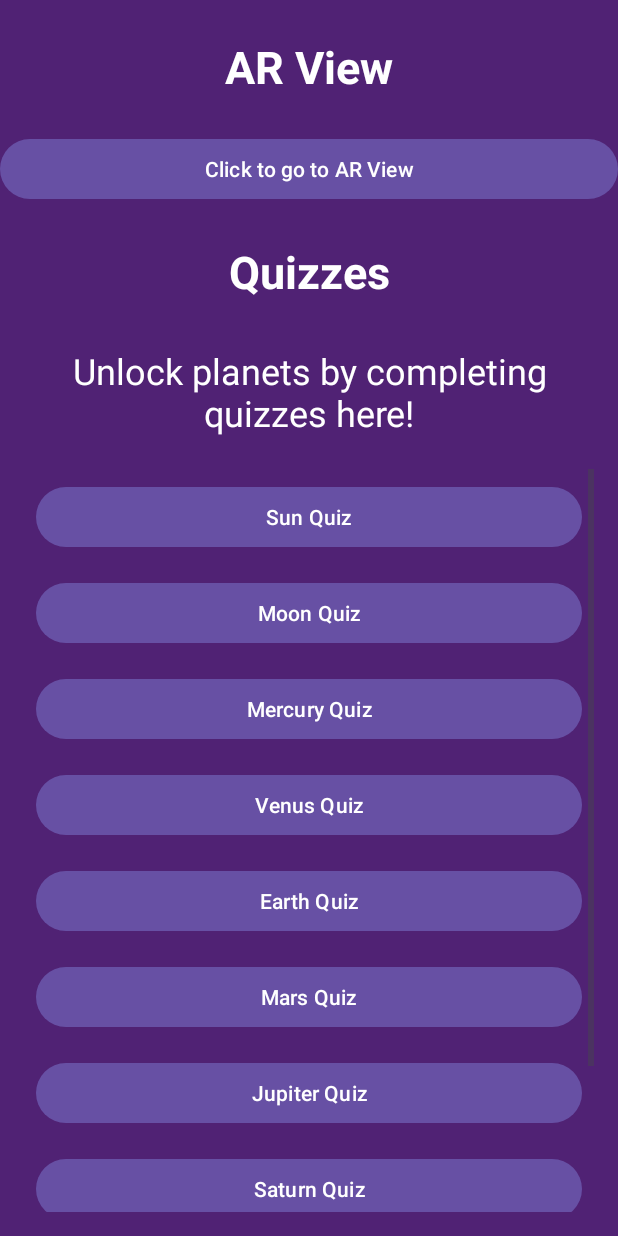
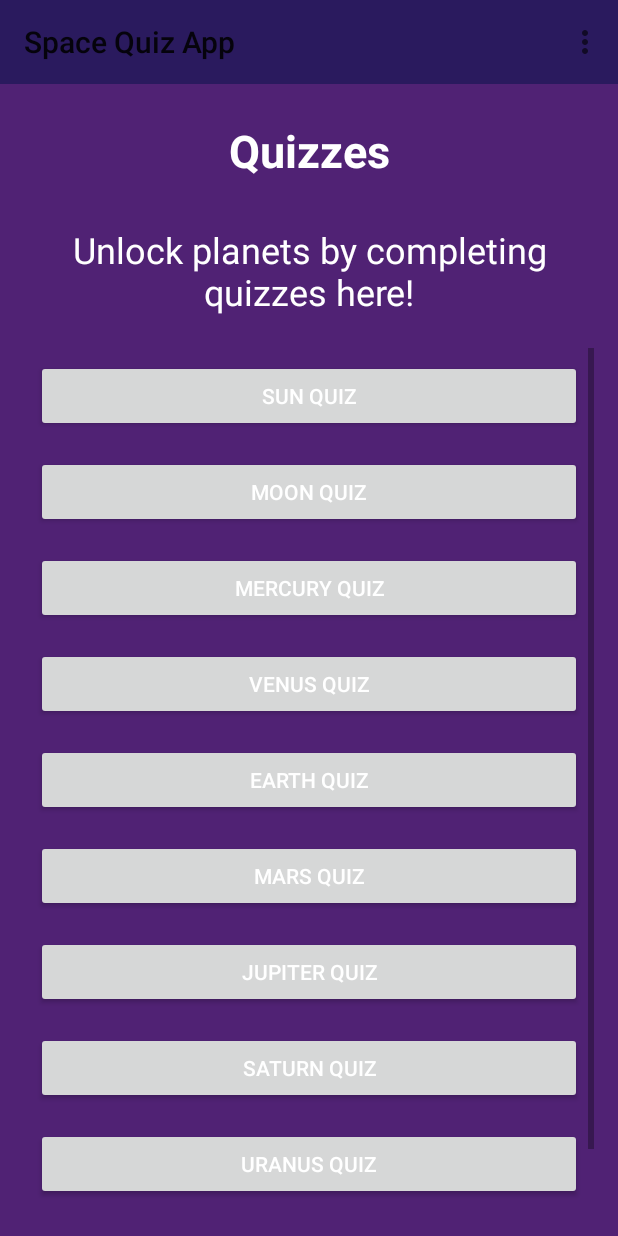
Before and after one commit to amberhogarth/Space_Quiz_App, an Android app: the QuizActivity screen opened directly, with no data from a screen before it, on a phone screen of 412 x 824 dp. Run offline under Robolectric (Android 15) with nearby library versions, the phone set to English and light mode, and no system bars; our stand-ins replace Room's generated code.

Commit message:
Add ARActivity with design file, separate QuizActivity from ARActivity, add menu

```diff
--- a/app/src/main/AndroidManifest.xml
+++ b/app/src/main/AndroidManifest.xml
@@ -13,7 +13,7 @@
         android:theme="@style/Theme.SpaceQuizApp"
         tools:targetApi="31">
         <activity
-            android:name=".needed.MainActivity"
+            android:name=".main.MainActivity"
             android:exported="true">
             <intent-filter>
                 <action android:name="android.intent.action.MAIN" />
@@ -21,7 +21,8 @@
                 <category android:name="android.intent.category.LAUNCHER" />
             </intent-filter>
         </activity>
-        <activity android:name=".needed.QuizActivity" />
+        <activity android:name=".main.QuizActivity" />
+        <activity android:name=".main.ARActivity" />
     </application>
 
 </manifest>
--- a/app/src/main/java/au/edu/jcu/spacequizapp/needed/AppDatabase.kt
+++ b/app/src/main/java/au/edu/jcu/spacequizapp/main/AppDatabase.kt
@@ -1,4 +1,4 @@
-package au.edu.jcu.spacequizapp.needed
+package au.edu.jcu.spacequizapp.main
 
 import android.content.Context
 import androidx.room.Database
--- a/app/src/main/java/au/edu/jcu/spacequizapp/needed/MainActivity.kt
+++ b/app/src/main/java/au/edu/jcu/spacequizapp/main/MainActivity.kt
@@ -1,4 +1,4 @@
-package au.edu.jcu.spacequizapp.needed
+package au.edu.jcu.spacequizapp.main
 
 import android.content.Intent
 import android.os.Bundle
--- a/app/src/main/java/au/edu/jcu/spacequizapp/needed/Question.kt
+++ b/app/src/main/java/au/edu/jcu/spacequizapp/main/Question.kt
@@ -1,4 +1,4 @@
-package au.edu.jcu.spacequizapp.needed
+package au.edu.jcu.spacequizapp.main
 
 import androidx.room.Entity
 import androidx.room.ForeignKey
--- a/app/src/main/java/au/edu/jcu/spacequizapp/needed/QuestionDao.kt
+++ b/app/src/main/java/au/edu/jcu/spacequizapp/main/QuestionDao.kt
@@ -1,4 +1,4 @@
-package au.edu.jcu.spacequizapp.needed
+package au.edu.jcu.spacequizapp.main
 
 import androidx.room.Dao
 import androidx.room.Insert
--- a/app/src/main/java/au/edu/jcu/spacequizapp/needed/Quiz.kt
+++ b/app/src/main/java/au/edu/jcu/spacequizapp/main/Quiz.kt
@@ -1,4 +1,4 @@
-package au.edu.jcu.spacequizapp.needed
+package au.edu.jcu.spacequizapp.main
 
 import androidx.room.Entity
 import androidx.room.PrimaryKey
--- a/app/src/main/java/au/edu/jcu/spacequizapp/needed/QuizActivity.kt
+++ b/app/src/main/java/au/edu/jcu/spacequizapp/main/QuizActivity.kt
@@ -1,9 +1,13 @@
-package au.edu.jcu.spacequizapp.needed
+package au.edu.jcu.spacequizapp.main
 
+import android.content.Intent
 import android.os.Bundle
 import android.util.Log
 import android.view.LayoutInflater
+import android.view.Menu
+import android.view.MenuItem
 import android.widget.Button
+import androidx.appcompat.widget.Toolbar
 import androidx.appcompat.app.AppCompatActivity
 import au.edu.jcu.spacequizapp.R
 import au.edu.jcu.spacequizapp.databinding.ActivityQuizBinding
@@ -30,6 +34,30 @@ class QuizActivity : AppCompatActivity() {
                 setupQuizButtons(quizzes)
             }
         }
+
+        // Link the Toolbar
+        val toolbar: Toolbar = findViewById(R.id.toolbar)
+        setSupportActionBar(toolbar) // Set as the ActionBar
+    }
+
+    override fun onCreateOptionsMenu(menu: Menu?): Boolean {
+        menuInflater.inflate(R.menu.menu_main, menu)
+        return true
+    }
+
+    override fun onOptionsItemSelected(item: MenuItem): Boolean {
+        when (item.itemId) {
+            R.id.action_quizzes -> {
+                // You are already in QuizActivity, so no action needed
+                return true
+            }
+            R.id.action_ar -> {
+                val intent = Intent(this, ARActivity::class.java)
+                startActivity(intent)
+                return true
+            }
+        }
+        return super.onOptionsItemSelected(item)
     }
 
 private fun setupQuizButtons(quizzes: List<Quiz>) {
--- a/app/src/main/java/au/edu/jcu/spacequizapp/needed/QuizAdapter.kt
+++ b/app/src/main/java/au/edu/jcu/spacequizapp/main/QuizAdapter.kt
@@ -1,4 +1,4 @@
-package au.edu.jcu.spacequizapp.needed
+package au.edu.jcu.spacequizapp.main
 
 import android.view.LayoutInflater
 import android.view.View
--- a/app/src/main/java/au/edu/jcu/spacequizapp/needed/QuizDao.kt
+++ b/app/src/main/java/au/edu/jcu/spacequizapp/main/QuizDao.kt
@@ -1,11 +1,9 @@
-package au.edu.jcu.spacequizapp.needed
+package au.edu.jcu.spacequizapp.main
 
 import androidx.room.Dao
 import androidx.room.Insert
 import androidx.room.OnConflictStrategy
 import androidx.room.Query
-import au.edu.jcu.spacequizapp.needed.Quiz
-import kotlinx.coroutines.flow.Flow
 
 @Dao
 interface QuizDao {
--- a/app/src/main/java/au/edu/jcu/spacequizapp/needed/QuizFragment.kt
+++ b/app/src/main/java/au/edu/jcu/spacequizapp/main/QuizFragment.kt
@@ -1,4 +1,4 @@
-package au.edu.jcu.spacequizapp.needed
+package au.edu.jcu.spacequizapp.main
 
 import android.os.Bundle
 import android.view.LayoutInflater
@@ -8,7 +8,6 @@ import android.widget.Button
 import android.widget.TextView
 import android.widget.Toast
 import androidx.fragment.app.Fragment
-import au.edu.jcu.spacequizapp.R
 import au.edu.jcu.spacequizapp.databinding.FragmentQuizBinding
 import kotlinx.coroutines.CoroutineScope
 import kotlinx.coroutines.Dispatchers
--- a/app/src/main/res/layout/activity_main.xml
+++ b/app/src/main/res/layout/activity_main.xml
@@ -6,7 +6,7 @@
     android:background="#604890"
     android:gravity="center"
     android:orientation="vertical"
-    tools:context=".needed.MainActivity">
+    tools:context=".main.MainActivity">
 
     <ImageView
         android:layout_width="200dp"
--- a/app/src/main/res/layout/activity_quiz.xml
+++ b/app/src/main/res/layout/activity_quiz.xml
@@ -5,24 +5,12 @@
     android:orientation="vertical"
     android:background="@color/blue_purple">
 
-
-    <TextView
+    <androidx.appcompat.widget.Toolbar
+        android:id="@+id/toolbar"
         android:layout_width="match_parent"
-        android:layout_height="wrap_content"
-        android:text="AR View"
-        android:textColor="#FFFFFF"
-        android:textSize="30sp"
-        android:textStyle="bold"
-        android:gravity="center"
-        android:padding="24dp"/>
-
-    <Button
-        android:layout_width="match_parent"
-        android:layout_height="wrap_content"
-        android:text="Click to go to AR View"
-        android:padding="10dp"
-
-        />
+        android:layout_height="?attr/actionBarSize"
+        android:background="@color/dark_blue_purple"
+        android:titleTextColor="@android:color/white" />
 
     <TextView
         android:layout_width="match_parent"
--- /dev/null
+++ b/app/src/main/res/menu/menu_main.xml
@@ -0,0 +1,11 @@
+<?xml version="1.0" encoding="utf-8"?>
+<menu xmlns:android="http://schemas.android.com/apk/res/android">
+    <item
+        android:id="@+id/action_quizzes"
+        android:title="Quizzes"/>
+<!--        android:icon="@drawable/ic_quiz" />-->
+    <item
+        android:id="@+id/action_ar"
+        android:title="AR View"/>
+<!--        android:icon="@drawable/ic_ar" />-->
+</menu>
--- a/app/src/main/res/values-night/themes.xml
+++ b/app/src/main/res/values-night/themes.xml
@@ -1,7 +1,11 @@
 <resources xmlns:tools="http://schemas.android.com/tools">
     <!-- Base application theme. -->
-    <style name="Base.Theme.SpaceQuizApp" parent="Theme.Material3.DayNight.NoActionBar">
-        <!-- Customize your dark theme here. -->
-        <!-- <item name="colorPrimary">@color/my_dark_primary</item> -->
+    <style name="Base.Theme.SpaceQuizApp" parent="Theme.AppCompat.Light.NoActionBar">
+        <!-- Customize your light theme here. -->
+        <item name="windowActionBar">false</item>
+        <item name="windowNoTitle">true</item>
+        <!-- <item name="colorPrimary">@color/my_light_primary</item> -->
     </style>
+
+    <style name="Theme.SpaceQuizApp" parent="Base.Theme.SpaceQuizApp" />
 </resources>
--- a/app/src/main/res/values/themes.xml
+++ b/app/src/main/res/values/themes.xml
@@ -1,7 +1,9 @@
 <resources xmlns:tools="http://schemas.android.com/tools">
     <!-- Base application theme. -->
-    <style name="Base.Theme.SpaceQuizApp" parent="Theme.Material3.DayNight.NoActionBar">
+    <style name="Base.Theme.SpaceQuizApp" parent="Theme.AppCompat.Light.NoActionBar">
         <!-- Customize your light theme here. -->
+        <item name="windowActionBar">false</item>
+        <item name="windowNoTitle">true</item>
         <!-- <item name="colorPrimary">@color/my_light_primary</item> -->
     </style>
 
```
Also changed, not shown: app/src/main/java/au/edu/jcu/spacequizapp/main/ARActivity.kt (added, +42 -0 lines), app/src/main/res/layout/activity_ar.xml (added, +19 -0 lines).
